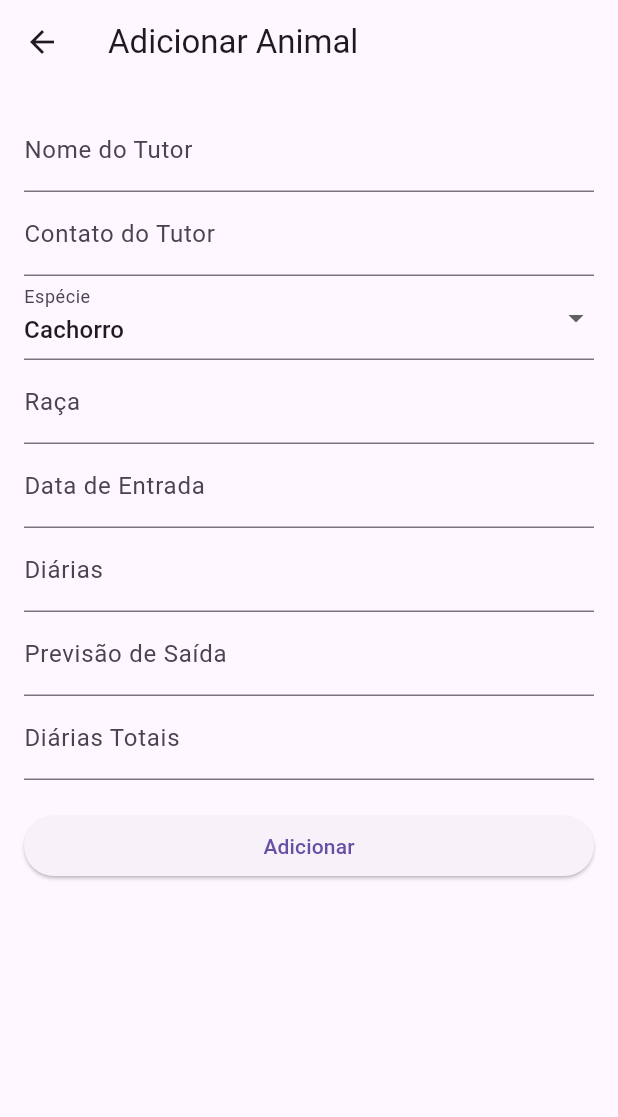
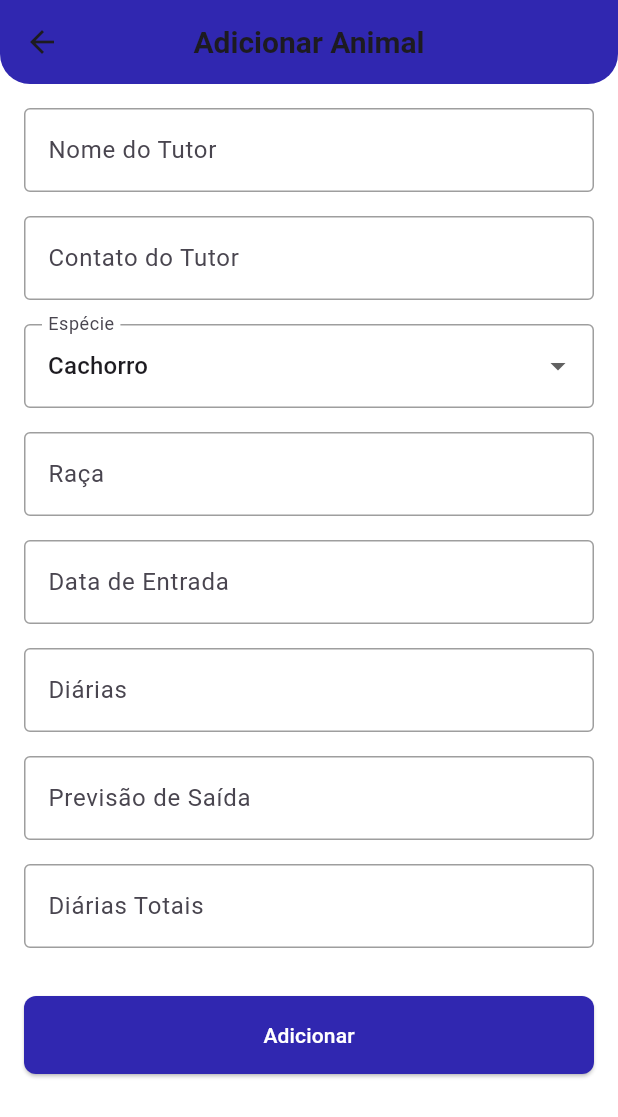
Before and after one commit to thithirss/controle_animais_hotel, a Flutter app: the screen it shows after launch, after a tap on the "add" icon, on a phone screen of 412 x 824 dp. Shown: the top 1117 px of the screen. Run offline on Flutter 3.47's test engine with Material 3 defaults, Android fonts, the phone set to English and light mode, and no system bars.

Commit message:
xappa_project

```diff
--- a/lib/main.dart
+++ b/lib/main.dart
@@ -6,16 +6,68 @@ void main() {
 }
 
 class MyApp extends StatelessWidget {
-  const MyApp({Key? key}) : super(key: key);
+  const MyApp({super.key});
 
   @override
   Widget build(BuildContext context) {
     return MaterialApp(
       title: 'Controle de Animais',
-      theme: ThemeData(
-        primarySwatch: Colors.purple,
-      ),
+      theme: _buildTheme(),
       home: const HomeScreen(),
     );
   }
+
+  ThemeData _buildTheme() {
+    final ThemeData base = ThemeData.light();
+    return base.copyWith(
+      primaryColor: const Color.fromARGB(255, 48, 39, 176),
+      colorScheme: base.colorScheme.copyWith(
+        secondary: Colors.orange,
+      ),
+      scaffoldBackgroundColor: Colors.white,
+      textTheme: _buildTextTheme(base.textTheme),
+      elevatedButtonTheme: ElevatedButtonThemeData(
+        style: ElevatedButton.styleFrom(
+          backgroundColor: const Color.fromARGB(255, 48, 39, 176), // Background color
+          foregroundColor: Color.fromARGB(255, 255, 255, 255), // Text color
+          shape: RoundedRectangleBorder(
+            borderRadius: BorderRadius.circular(15),
+          ),
+        ),
+      ),
+      inputDecorationTheme: InputDecorationTheme(
+        border: OutlineInputBorder(
+          borderRadius: BorderRadius.circular(8),
+        ),
+        focusedBorder: OutlineInputBorder(
+          borderSide: BorderSide(
+            color: const Color.fromARGB(255, 48, 39, 176),
+          ),
+        ),
+        enabledBorder: OutlineInputBorder(
+          borderSide: BorderSide(
+            color: Colors.grey,
+          ),
+        ),
+      ),
+    );
+  }
+
+  TextTheme _buildTextTheme(TextTheme base) {
+    return base.copyWith(
+      displayLarge: base.displayLarge?.copyWith(
+        fontWeight: FontWeight.bold,
+        fontSize: 24.0,
+        color: const Color.fromARGB(255, 48, 39, 176),
+      ),
+      bodyLarge: base.bodyLarge?.copyWith(
+        fontSize: 16.0,
+        color: Colors.black87,
+      ),
+      bodyMedium: base.bodyMedium?.copyWith(
+        fontSize: 14.0,
+        color: Colors.black54,
+      ),
+    );
+  }
 }
--- a/lib/models/animal.dart
+++ b/lib/models/animal.dart
@@ -1,5 +1,5 @@
 class Animal {
-  final String id; // Adicione esta linha
+  final String id;
   final String nomeTutor;
   final String contatoTutor;
   final String especie;
--- a/lib/screens/animal_form_screen.dart
+++ b/lib/screens/animal_form_screen.dart
@@ -1,5 +1,7 @@
 import 'package:flutter/material.dart';
 import 'package:controle_animais_hotel/models/animal.dart';
+import 'package:intl/intl.dart';
+
 
 class AnimalFormScreen extends StatefulWidget {
   final Function(Animal) adicionarAnimal;
@@ -27,6 +29,10 @@ class _AnimalFormScreenState extends State<AnimalFormScreen> {
   int? _diarias;
   DateTime? _previsaoSaida;
   int? _diariasTotais;
+  final TextEditingController _dataEntradaController = TextEditingController();
+  final TextEditingController _previsaoSaidaController = TextEditingController();
+  final DateFormat dateFormat = DateFormat('dd/MM/yyyy');
+
 
   @override
   void initState() {
@@ -40,6 +46,11 @@ class _AnimalFormScreenState extends State<AnimalFormScreen> {
       _diarias = widget.animal!.diarias;
       _previsaoSaida = widget.animal!.previsaoSaida;
       _diariasTotais = widget.animal!.diariasTotais;
+
+      _dataEntradaController.text =
+          _dataEntrada != null ? dateFormat.format(_dataEntrada!) : '';
+      _previsaoSaidaController.text =
+          _previsaoSaida != null ? dateFormat.format(_previsaoSaida!) : '';
     } else {
       _nomeTutor = '';
       _contatoTutor = '';
@@ -52,14 +63,65 @@ class _AnimalFormScreenState extends State<AnimalFormScreen> {
     }
   }
 
+  // Future<void> _selectDate(BuildContext context, TextEditingController controller, DateTime? initialDate, Function(DateTime?) onDateSelected) async {
+  //   final DateTime? picked = await showDatePicker(
+  //     context: context,
+  //     initialDate: initialDate ?? DateTime.now(),
+  //     firstDate: DateTime(2000),
+  //     lastDate: DateTime(2101),
+  //   );
+  //   if (picked != null) {
+  //     setState(() {
+  //       onDateSelected(picked);
+  //       controller.text = picked.toLocal().toString().split(' ')[0];
+  //     });
+  //   }
+  // }
+
+
+   Future<void> _selectDate(BuildContext context, TextEditingController controller, DateTime? initialDate, Function(DateTime?) onDateSelected) async {
+    final DateTime? picked = await showDatePicker(
+      context: context,
+      initialDate: initialDate ?? DateTime.now(),
+      firstDate: DateTime(2000),
+      lastDate: DateTime(2101),
+      builder: (BuildContext context, Widget? child) {
+        return Theme(
+          data: ThemeData.light().copyWith(
+            primaryColor: Color.fromARGB(255, 48, 39, 176),
+            colorScheme: ColorScheme.light(primary: Color.fromARGB(255, 48, 39, 176)),
+            buttonTheme: ButtonThemeData(textTheme: ButtonTextTheme.primary),
+          ),
+          child: child!,
+        );
+      },
+    );
+    if (picked != null) {
+      setState(() {
+        onDateSelected(picked);
+        controller.text = dateFormat.format(picked);
+      });
+    }
+  }
+
   @override
   Widget build(BuildContext context) {
     return Scaffold(
       appBar: AppBar(
-        title: Text(widget.animal == null ? 'Adicionar Animal' : 'Editar Animal'),
+        title: Text(
+          widget.animal == null ? 'Adicionar Animal' : 'Editar Animal',
+          style: const TextStyle(fontSize: 20, fontWeight: FontWeight.bold),
+        ),
+        backgroundColor: const Color.fromARGB(255, 48, 39, 176),
+        centerTitle: true,
+        shape: const RoundedRectangleBorder(
+          borderRadius: BorderRadius.vertical(
+            bottom: Radius.circular(20),
+          ),
+        ),
       ),
       body: Padding(
-        padding: const EdgeInsets.all(16.0), // Adicione const aqui
+        padding: const EdgeInsets.all(16.0),
         child: Form(
           key: _formKey,
           child: SingleChildScrollView(
@@ -68,7 +130,7 @@ class _AnimalFormScreenState extends State<AnimalFormScreen> {
               children: [
                 TextFormField(
                   initialValue: _nomeTutor,
-                  decoration: const InputDecoration(labelText: 'Nome do Tutor'), // Adicione const aqui
+                  decoration: const InputDecoration(labelText: 'Nome do Tutor'),
                   validator: (value) {
                     if (value == null || value.isEmpty) {
                       return 'Por favor, insira o nome do tutor';
@@ -77,9 +139,10 @@ class _AnimalFormScreenState extends State<AnimalFormScreen> {
                   },
                   onSaved: (value) => _nomeTutor = value!,
                 ),
+                const SizedBox(height: 16),
                 TextFormField(
                   initialValue: _contatoTutor,
-                  decoration: const InputDecoration(labelText: 'Contato do Tutor'), // Adicione const aqui
+                  decoration: const InputDecoration(labelText: 'Contato do Tutor'),
                   validator: (value) {
                     if (value == null || value.isEmpty) {
                       return 'Por favor, insira o contato do tutor';
@@ -88,8 +151,9 @@ class _AnimalFormScreenState extends State<AnimalFormScreen> {
                   },
                   onSaved: (value) => _contatoTutor = value!,
                 ),
+                const SizedBox(height: 16),
                 DropdownButtonFormField<String>(
-                  decoration: const InputDecoration(labelText: 'Espécie'), // Adicione const aqui
+                  decoration: const InputDecoration(labelText: 'Espécie'),
                   value: _especie,
                   items: ['Cachorro', 'Gato'].map((String value) {
                     return DropdownMenuItem<String>(
@@ -104,9 +168,10 @@ class _AnimalFormScreenState extends State<AnimalFormScreen> {
                   },
                   onSaved: (newValue) => _especie = newValue!,
                 ),
+                const SizedBox(height: 16),
                 TextFormField(
                   initialValue: _raca,
-                  decoration: const InputDecoration(labelText: 'Raça'), // Adicione const aqui
+                  decoration: const InputDecoration(labelText: 'Raça'),
                   validator: (value) {
                     if (value == null || value.isEmpty) {
                       return 'Por favor, insira a raça do animal';
@@ -115,9 +180,12 @@ class _AnimalFormScreenState extends State<AnimalFormScreen> {
                   },
                   onSaved: (value) => _raca = value!,
                 ),
+                const SizedBox(height: 16),
                 TextFormField(
-                  initialValue: _dataEntrada?.toString(),
-                  decoration: const InputDecoration(labelText: 'Data de Entrada'), // Adicione const aqui
+                  controller: _dataEntradaController,
+                  decoration: const InputDecoration(labelText: 'Data de Entrada'),
+                  readOnly: true,
+                  onTap: () => _selectDate(context, _dataEntradaController, _dataEntrada, (date) => _dataEntrada = date),
                   validator: (value) {
                     if (value == null || value.isEmpty) {
                       return 'Por favor, insira a data de entrada';
@@ -126,9 +194,10 @@ class _AnimalFormScreenState extends State<AnimalFormScreen> {
                   },
                   onSaved: (value) => _dataEntrada = DateTime.tryParse(value!),
                 ),
+                const SizedBox(height: 16),
                 TextFormField(
                   initialValue: _diarias?.toString(),
-                  decoration: const InputDecoration(labelText: 'Diárias'), // Adicione const aqui
+                  decoration: const InputDecoration(labelText: 'Diárias'),
                   keyboardType: TextInputType.number,
                   validator: (value) {
                     if (value == null || value.isEmpty) {
@@ -138,9 +207,12 @@ class _AnimalFormScreenState extends State<AnimalFormScreen> {
                   },
                   onSaved: (value) => _diarias = int.tryParse(value!),
                 ),
+                const SizedBox(height: 16),
                 TextFormField(
-                  initialValue: _previsaoSaida?.toString(),
-                  decoration: const InputDecoration(labelText: 'Previsão de Saída'), // Adicione const aqui
+                  controller: _previsaoSaidaController,
+                  decoration: const InputDecoration(labelText: 'Previsão de Saída'),
+                  readOnly: true,
+                  onTap: () => _selectDate(context, _previsaoSaidaController, _previsaoSaida, (date) => _previsaoSaida = date),
                   validator: (value) {
                     if (value == null || value.isEmpty) {
                       return 'Por favor, insira a previsão de saída';
@@ -149,9 +221,10 @@ class _AnimalFormScreenState extends State<AnimalFormScreen> {
                   },
                   onSaved: (value) => _previsaoSaida = DateTime.tryParse(value!),
                 ),
+                const SizedBox(height: 16),
                 TextFormField(
                   initialValue: _diariasTotais?.toString(),
-                  decoration: const InputDecoration(labelText: 'Diárias Totais'), // Adicione const aqui
+                  decoration: const InputDecoration(labelText: 'Diárias Totais'),
                   keyboardType: TextInputType.number,
                   validator: (value) {
                     if (value == null || value.isEmpty) {
@@ -161,7 +234,7 @@ class _AnimalFormScreenState extends State<AnimalFormScreen> {
                   },
                   onSaved: (value) => _diariasTotais = int.tryParse(value!),
                 ),
-                const SizedBox(height: 20), // Adicione const aqui
+                const SizedBox(height: 32),
                 ElevatedButton(
                   onPressed: () {
                     if (_formKey.currentState!.validate()) {
@@ -175,7 +248,7 @@ class _AnimalFormScreenState extends State<AnimalFormScreen> {
                         raca: _raca,
                         dataEntrada: _dataEntrada ?? DateTime.now(),
                         diarias: _diarias!,
-                        previsaoSaida: _previsaoSaida?? DateTime.now(),
+                        previsaoSaida: _previsaoSaida ?? DateTime.now(),
                         diariasTotais: _diariasTotais!,
                       );
                       if (widget.animal == null) {
@@ -186,6 +259,12 @@ class _AnimalFormScreenState extends State<AnimalFormScreen> {
                       Navigator.pop(context);
                     }
                   },
+                  style: ElevatedButton.styleFrom(
+                    padding: const EdgeInsets.symmetric(vertical: 16),
+                    shape: RoundedRectangleBorder(
+                      borderRadius: BorderRadius.circular(8),
+                    ),
+                  ),
                   child: Text(widget.animal == null ? 'Adicionar' : 'Salvar'),
                 ),
               ],
--- a/lib/screens/home_screen.dart
+++ b/lib/screens/home_screen.dart
@@ -33,7 +33,10 @@ class _HomeScreenState extends State<HomeScreen> {
       _animais.removeWhere((a) => a.id == animal.id);
     });
     ScaffoldMessenger.of(context).showSnackBar(
-      SnackBar(content: Text('${animal.nomeTutor} foi removido')),
+      SnackBar(
+        content: Text('${animal.nomeTutor} foi removido'),
+        backgroundColor: Theme.of(context).colorScheme.error,
+      ),
     );
   }
 
@@ -54,16 +57,52 @@ class _HomeScreenState extends State<HomeScreen> {
   Widget build(BuildContext context) {
     return Scaffold(
       appBar: AppBar(
-        title: const Text('Animais Hospedados'),
+        title: const Text(
+          'Animais Hospedados',
+          style: TextStyle(
+            fontFamily: 'Roboto',
+            fontWeight: FontWeight.bold,
+            fontSize: 22.0,
           ),
-      body: ListView.builder(
+        ),
+        backgroundColor: const Color.fromARGB(255, 48, 39, 176),
+        centerTitle: true,
+        flexibleSpace: Container(
+          decoration: BoxDecoration(
+          ),
+        ),
+
+        actions: [
+          IconButton(
+            icon: const Icon(Icons.search),
+            onPressed: () {
+              // ação para a pesquisa
+            },
+          ),
+        ],
+        shape: const RoundedRectangleBorder(
+          borderRadius: BorderRadius.vertical(
+            bottom: Radius.circular(20),
+          ),
+        ),
+      ),
+      body: Padding(
+        padding: const EdgeInsets.all(8.0),
+        child: _animais.isEmpty
+            ? Center(
+                child: Text(
+                  'Nenhum animal hospedado.',
+                  style: Theme.of(context).textTheme.bodyLarge,
+                ),
+              )
+            : ListView.builder(
                 itemCount: _animais.length,
                 itemBuilder: (context, index) {
                   final animal = _animais[index];
                   return Dismissible(
                     key: Key(animal.id),
                     background: Container(
-              color: Colors.red,
+                      color: Theme.of(context).colorScheme.error,
                       alignment: Alignment.centerRight,
                       padding: const EdgeInsets.only(right: 20.0),
                       child: const Icon(
@@ -82,6 +121,7 @@ class _HomeScreenState extends State<HomeScreen> {
                   );
                 },
               ),
+      ),
       floatingActionButton: FloatingActionButton(
         onPressed: () => _navegarParaFormulario(),
         child: const Icon(Icons.add),
--- a/lib/widgets/animal_card.dart
+++ b/lib/widgets/animal_card.dart
@@ -4,13 +4,13 @@ import 'package:controle_animais_hotel/models/animal.dart';
 class AnimalCard extends StatelessWidget {
   final Animal animal;
   final VoidCallback onDelete;
-  final VoidCallback onTap; // Adicionando o callback onTap
+  final VoidCallback onTap;
 
   const AnimalCard({
     Key? key,
     required this.animal,
     required this.onDelete,
-    required this.onTap, // Incluindo o parâmetro onTap
+    required this.onTap,
   }) : super(key: key);
 
   @override
@@ -24,7 +24,7 @@ class AnimalCard extends StatelessWidget {
           icon: const Icon(Icons.delete),
           onPressed: onDelete,
         ),
-        onTap: onTap, // Adicionando o onTap aqui
+        onTap: onTap,
       ),
     );
   }
```
Lines whose indentation alone changed are shown as unchanged.
